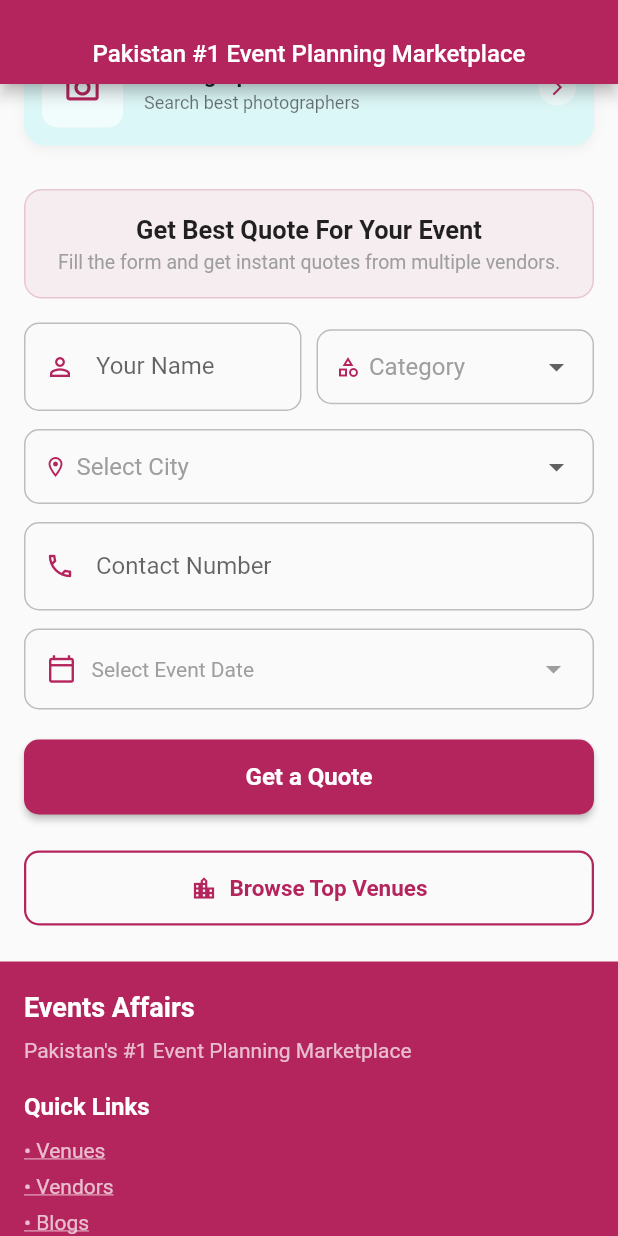
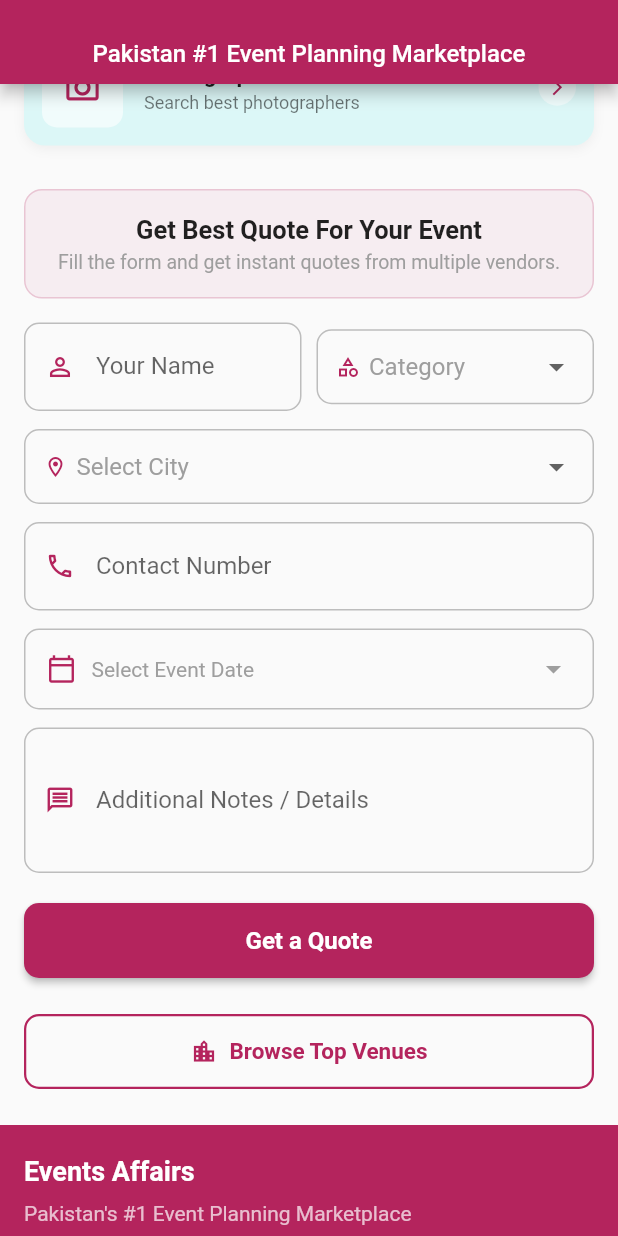
Before and after one commit to Ali-Stranger/events_affairs, a Flutter app: the CreateHomePage screen opened directly, scrolled down 1152 dp, on a phone screen of 412 x 824 dp. Run offline on Flutter 3.47's test engine with Material 3 defaults, Android fonts, the phone set to English and light mode, and no system bars; our stand-ins replace cloud_firestore, firebase_auth, firebase_core, flutter_local_notifications, image_picker, shared_preferences; accounts and stored records are empty.

Commit message:
Leads Message

```diff
--- a/lib/admin_screens/admin_store.dart
+++ b/lib/admin_screens/admin_store.dart
@@ -366,6 +366,7 @@
 
       leads = quotesSnap.docs.map((doc) {
         final d = doc.data();
+        final message = d['message']?.toString().trim() ?? '';
 
         return AdminLead(
           id: doc.id,
@@ -375,7 +376,9 @@
           city: d['city']?.toString() ?? '',
           eventDate: d['eventDate']?.toString() ?? '',
           createdAt: (d['createdAt'] as Timestamp?)?.toDate() ?? DateTime.now(),
-          note: 'Lead only — vendor should call user directly.',
+          note: message.isEmpty
+              ? 'Lead only — vendor should call user directly.'
+              : message,
         );
       }).toList();
 
--- a/lib/app_localizations.dart
+++ b/lib/app_localizations.dart
@@ -144,6 +144,7 @@
     'logout': 'Log Out',
     'logoutDialogMessage': 'Are you sure you want to log out?',
     'cancel': 'Cancel',
+    'additionalNotes': 'Additional Notes / Details',
     'edit': 'Edit',
     'selectDefaultCity': 'Select Default City',
     'selectLanguage': 'Select Language',
--- a/lib/homepage.dart
+++ b/lib/homepage.dart
@@ -115,6 +115,7 @@
   final _quoteFormKey = GlobalKey<FormState>();
   final _quoteNameCtrl = TextEditingController();
   final _quotePhoneCtrl = TextEditingController();
+  final _quoteMessageCtrl = TextEditingController();
   String? _formCategory;
   String? _formLocation;
   DateTime? _eventDate;
@@ -126,6 +127,7 @@
     _vendorSearchCtrl.dispose();
     _quoteNameCtrl.dispose();
     _quotePhoneCtrl.dispose();
+    _quoteMessageCtrl.dispose();
     super.dispose();
   }
 
@@ -455,6 +457,7 @@
         'category': _formCategory,
         'city': _formLocation,
         'eventDate': _formatDate(_eventDate!),
+        'message': _quoteMessageCtrl.text.trim(),
         'createdAt': FieldValue.serverTimestamp(),
         'status': 'pending',
       });
@@ -480,6 +483,7 @@
   void _resetQuote() {
     _quoteNameCtrl.clear();
     _quotePhoneCtrl.clear();
+    _quoteMessageCtrl.clear();
     setState(() {
       _formCategory = null;
       _formLocation = null;
@@ -910,6 +914,25 @@
                             ),
                           ),
 
+                          const SizedBox(height: 12),
+
+                          // Row 5: Message field
+                          TextFormField(
+                            controller: _quoteMessageCtrl,
+                            maxLines: 3,
+                            decoration: _inputDecoration(
+                              t.translate('additionalNotes') ?? 'Additional Notes / Details',
+                              Icons.message_outlined,
+                            ),
+                            validator: (v) {
+                              // Optional field, but if provided, should be at least 3 characters
+                              if (v != null && v.trim().isNotEmpty && v.trim().length < 3) {
+                                return 'Please enter at least 3 characters';
+                              }
+                              return null;
+                            },
+                          ),
+
                           const SizedBox(height: 20),
 
                           // Submit button
```
